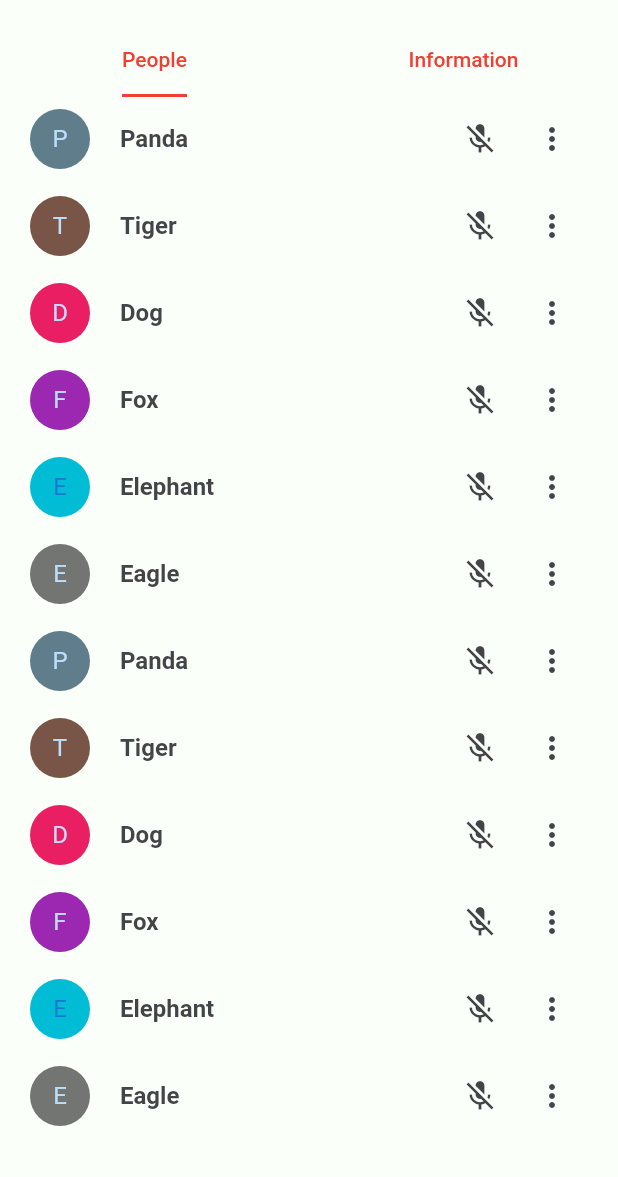
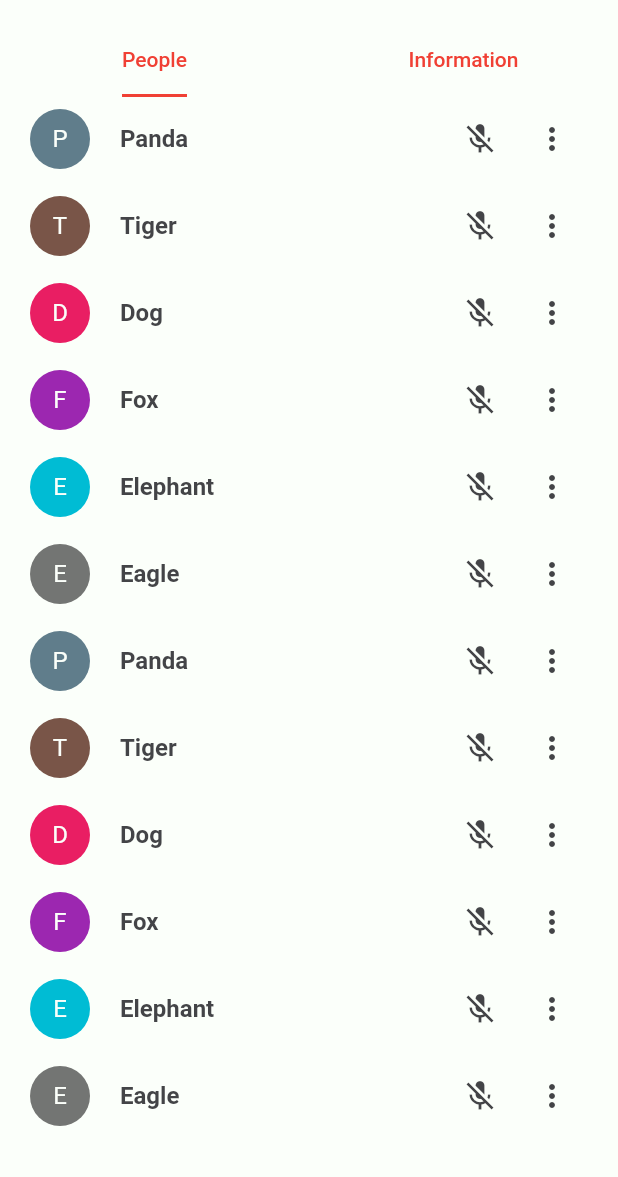
Before and after one commit to octoi/google-meet-clone, a Flutter app: the UsersScreen screen opened directly, scrolled down 515 dp, after a tap on the "more vert" icon, on a phone screen of 412 x 824 dp, the part 59-1236 px from its top. Run offline on Flutter 3.47's test engine with Material 2 defaults, Android fonts, the phone set to English and light mode, and no system bars.

Commit message:
changed text color in profile

```diff
--- a/lib/widgets/tab_screen/user_tab.dart
+++ b/lib/widgets/tab_screen/user_tab.dart
@@ -48,7 +48,14 @@ class UserTab extends StatelessWidget {
                         children: [
                           CircleAvatar(
                             backgroundColor: user.color,
-                            child: Center(child: Text(user.name[0])),
+                            child: Center(
+                              child: Text(
+                                user.name[0],
+                                style: TextStyle(
+                                  color: appWhite,
+                                ),
+                              ),
+                            ),
                           ),
                           SizedBox(width: 20.0),
                           Text(
```
